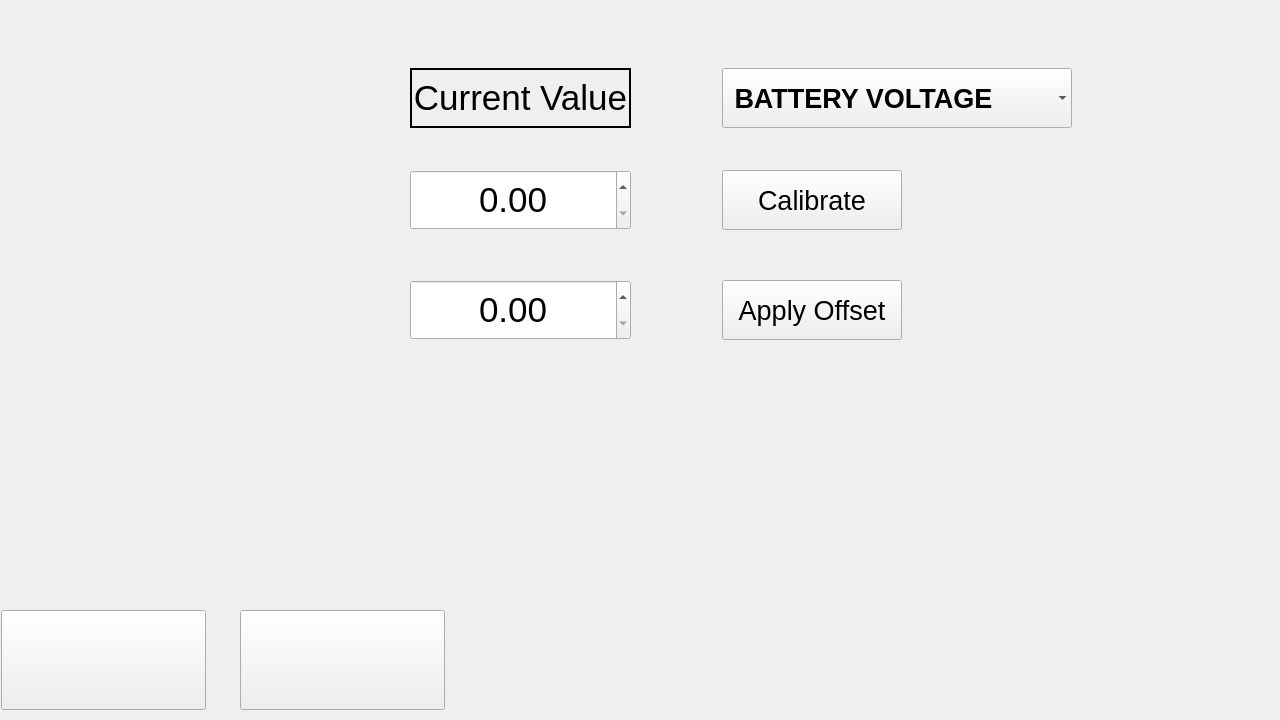
Above: mainwindow.ui from solarpieter/SP515_Display_2 before the change. Below: the same form after it.
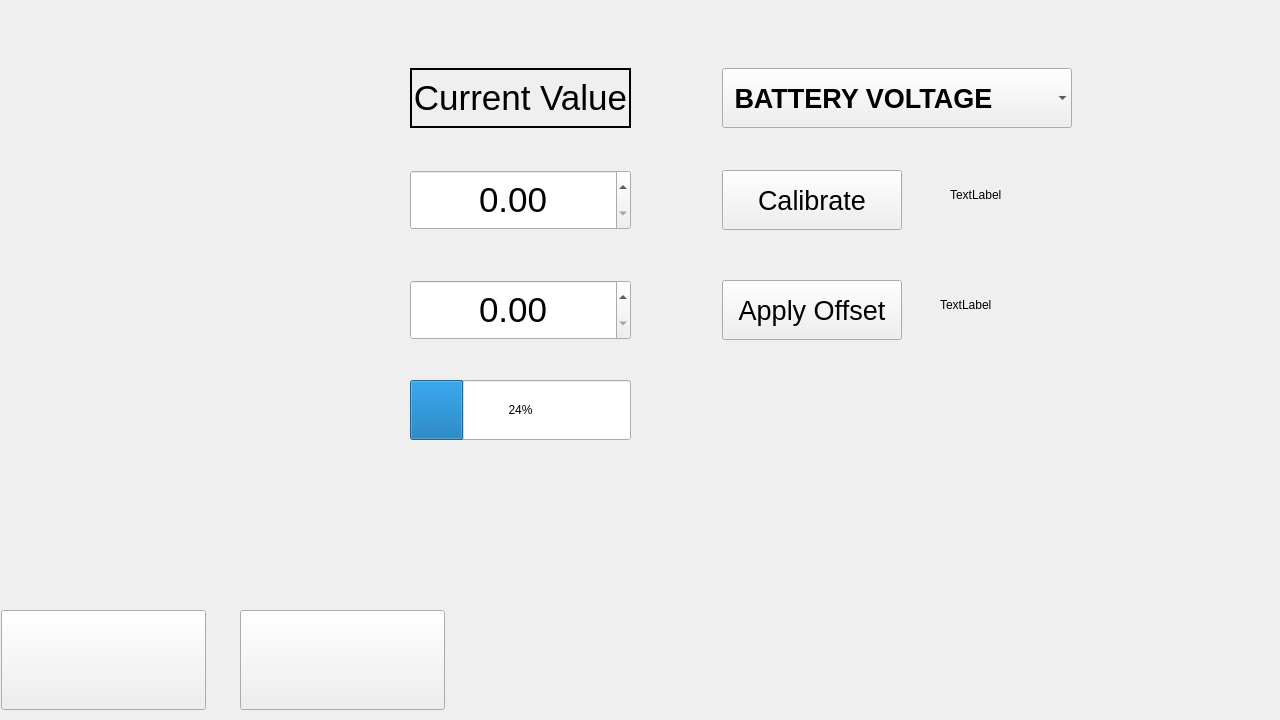
That is the form after the change. Icons and pictures are not drawn.

Commit message: Progress bar added to Calibration screen

Diff of the .ui file:
```diff
--- a/mainwindow.ui
+++ b/mainwindow.ui
@@ -1305,6 +1305,45 @@
        </size>
       </property>
      </widget>
+     <widget class="QProgressBar" name="progress_calibration">
+      <property name="geometry">
+       <rect>
+        <x>410</x>
+        <y>380</y>
+        <width>221</width>
+        <height>60</height>
+       </rect>
+      </property>
+      <property name="value">
+       <number>24</number>
+      </property>
+     </widget>
+     <widget class="QLabel" name="label_calibrate_result">
+      <property name="geometry">
+       <rect>
+        <x>950</x>
+        <y>180</y>
+        <width>91</width>
+        <height>29</height>
+       </rect>
+      </property>
+      <property name="text">
+       <string>TextLabel</string>
+      </property>
+     </widget>
+     <widget class="QLabel" name="label_offset_result">
+      <property name="geometry">
+       <rect>
+        <x>940</x>
+        <y>290</y>
+        <width>91</width>
+        <height>29</height>
+       </rect>
+      </property>
+      <property name="text">
+       <string>TextLabel</string>
+      </property>
+     </widget>
      <widget class="QPushButton" name="btn_apply_offset">
       <property name="geometry">
        <rect>
```
Left out of the diff: 4 changed lines with no effect on the pictures. The commit also changes 5 other files.
